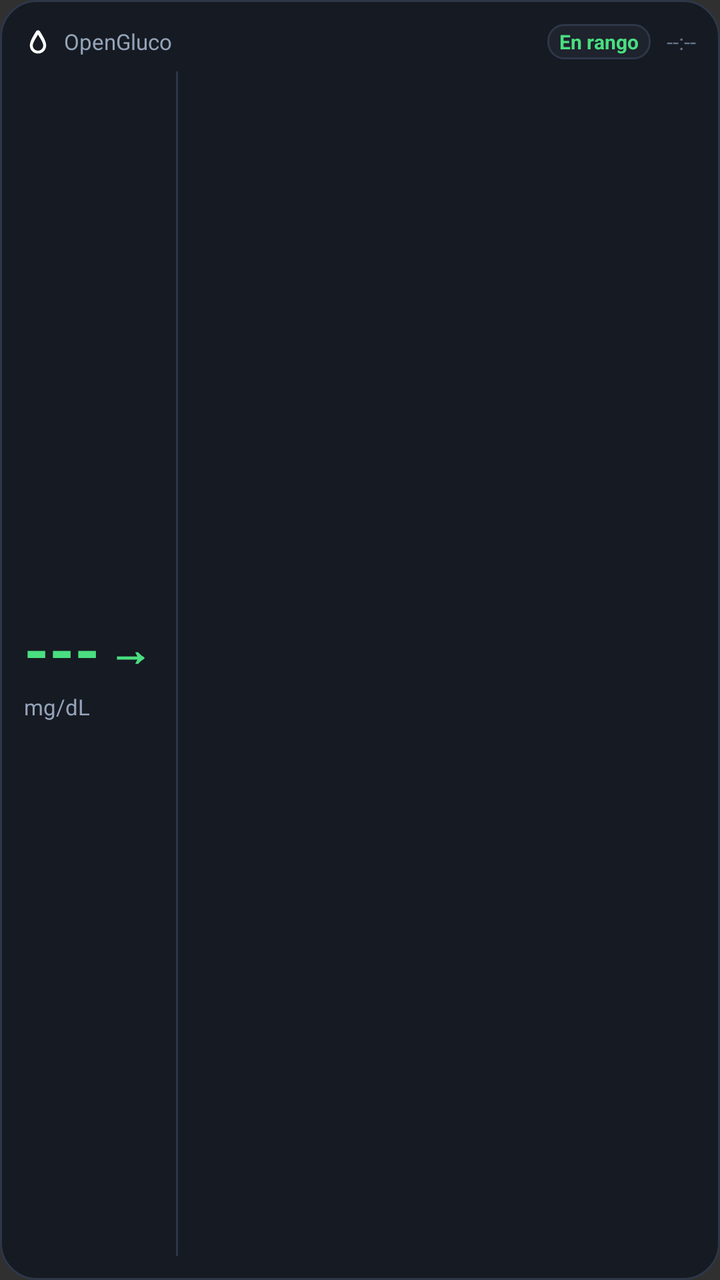
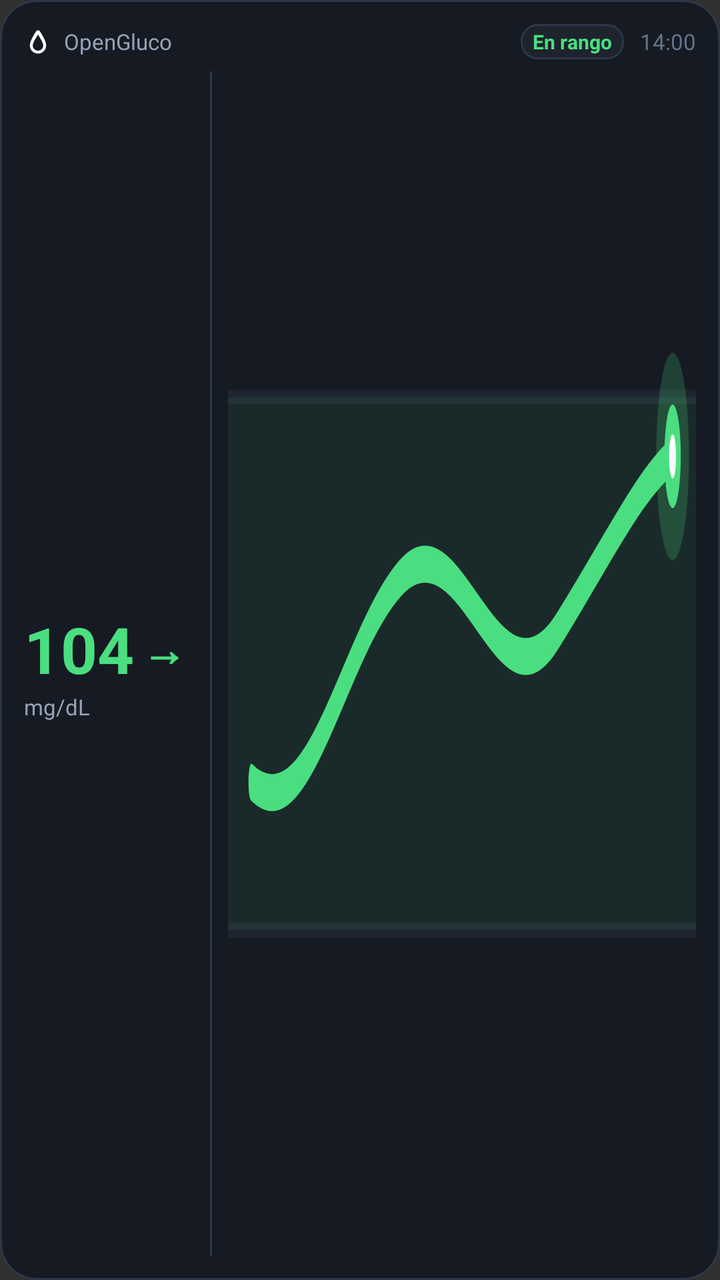

Compare the two renders of this Android layout. The source of the first and the diff that turns it into the second are given below.
<!-- AndroidManifest.xml: application theme Theme.LibreMobile -->
<!-- res/layout/widget_glucose_chart.xml -->
<?xml version="1.0" encoding="utf-8"?>
<LinearLayout xmlns:android="http://schemas.android.com/apk/res/android"
    android:id="@+id/widget_chart_root"
    android:layout_width="match_parent"
    android:layout_height="match_parent"
    android:background="@drawable/widget_background"
    android:orientation="vertical"
    android:padding="12dp">

    
    <LinearLayout
        android:layout_width="match_parent"
        android:layout_height="wrap_content"
        android:gravity="center_vertical"
        android:orientation="horizontal">

        <ImageView
            android:layout_width="14dp"
            android:layout_height="14dp"
            android:src="@drawable/ic_notification_glucose"
            android:contentDescription="OpenGluco" />

        <TextView
            android:id="@+id/widget_chart_patient"
            android:layout_width="0dp"
            android:layout_height="wrap_content"
            android:layout_marginStart="6dp"
            android:layout_weight="1"
            android:ellipsize="end"
            android:maxLines="1"
            android:text="OpenGluco"
            android:textColor="#94A3B8"
            android:textSize="11sp" />

        <TextView
            android:id="@+id/widget_chart_status_badge"
            android:layout_width="wrap_content"
            android:layout_height="wrap_content"
            android:background="@drawable/widget_badge_background"
            android:paddingHorizontal="6dp"
            android:paddingVertical="2dp"
            android:text="En rango"
            android:textColor="#4ADE80"
            android:textSize="10sp"
            android:textStyle="bold" />

        <TextView
            android:id="@+id/widget_chart_time"
            android:layout_width="wrap_content"
            android:layout_height="wrap_content"
            android:layout_marginStart="8dp"
            android:text="--:--"
            android:textColor="#64748B"
            android:textSize="11sp" />
    </LinearLayout>

    
    <LinearLayout
        android:layout_width="match_parent"
        android:layout_height="0dp"
        android:layout_marginTop="6dp"
        android:layout_weight="1"
        android:gravity="center_vertical"
        android:orientation="horizontal">

        
        <LinearLayout
            android:layout_width="wrap_content"
            android:layout_height="wrap_content"
            android:gravity="center_vertical"
            android:orientation="vertical"
            android:paddingEnd="12dp">

            <LinearLayout
                android:layout_width="wrap_content"
                android:layout_height="wrap_content"
                android:gravity="center_vertical"
                android:orientation="horizontal">

                <TextView
                    android:id="@+id/widget_chart_value"
                    android:layout_width="wrap_content"
                    android:layout_height="wrap_content"
                    android:text="---"
                    android:textColor="#4ADE80"
                    android:textSize="32sp"
                    android:textStyle="bold" />

                <TextView
                    android:id="@+id/widget_chart_arrow"
                    android:layout_width="wrap_content"
                    android:layout_height="wrap_content"
                    android:layout_marginStart="4dp"
                    android:text="→"
                    android:textColor="#4ADE80"
                    android:textSize="22sp"
                    android:textStyle="bold" />
            </LinearLayout>

            <TextView
                android:id="@+id/widget_chart_unit"
                android:layout_width="wrap_content"
                android:layout_height="wrap_content"
                android:text="mg/dL"
                android:textColor="#94A3B8"
                android:textSize="11sp" />
        </LinearLayout>

        
        <View
            android:layout_width="1dp"
            android:layout_height="match_parent"
            android:background="#2D3748" />

        
        <ImageView
            android:id="@+id/widget_chart_image"
            android:layout_width="0dp"
            android:layout_height="match_parent"
            android:layout_marginStart="8dp"
            android:layout_weight="1"
            android:scaleType="fitXY"
            android:contentDescription="Gráfica de Glucosa" />
    </LinearLayout>

</LinearLayout>
<!-- resources referenced by this layout -->
<resources>
  <!-- drawable ic_notification_glucose (drawable) -->
  <?xml version="1.0" encoding="utf-8"?>
  <vector xmlns:android="http://schemas.android.com/apk/res/android"
      android:width="24dp"
      android:height="24dp"
      android:viewportWidth="24"
      android:viewportHeight="24">
      
      <path
          android:fillColor="#FFFFFF"
          android:pathData="M12,2.5 C11.3,2.5 10.7,2.9 10.3,3.5 C8.5,6.4 5.0,11.8 5.0,15.5 C5.0,19.4 8.1,22.5 12.0,22.5 C15.9,22.5 19.0,19.4 19.0,15.5 C19.0,11.8 15.5,6.4 13.7,3.5 C13.3,2.9 12.7,2.5 12,2.5 Z M12,6.2 C13.5,8.8 16.5,13.2 16.5,15.5 C16.5,18.0 14.5,20.0 12.0,20.0 C9.5,20.0 7.5,18.0 7.5,15.5 C7.5,13.2 10.5,8.8 12,6.2 Z" />
  </vector>
  <!-- drawable widget_background (drawable) -->
  <?xml version="1.0" encoding="utf-8"?>
  <shape xmlns:android="http://schemas.android.com/apk/res/android"
      android:shape="rectangle">
      <solid android:color="#161A22" />
      <stroke
          android:width="1dp"
          android:color="#2D3748" />
      <corners android:radius="18dp" />
  </shape>
  <!-- drawable widget_badge_background (drawable) -->
  <?xml version="1.0" encoding="utf-8"?>
  <shape xmlns:android="http://schemas.android.com/apk/res/android"
      android:shape="rectangle">
      <solid android:color="#1E232D" />
      <stroke
          android:width="1dp"
          android:color="#2D3748" />
      <corners android:radius="8dp" />
  </shape>
  <style name="Theme.LibreMobile" parent="android:Theme.Material.NoActionBar">
          <item name="android:statusBarColor">#121212</item>
          <item name="android:navigationBarColor">#121212</item>
      </style>
</resources>

<!-- the commit's change to res/layout/widget_glucose_chart.xml (unified diff, before → after) -->
@@ -49,7 +49,7 @@
             android:layout_width="wrap_content"
             android:layout_height="wrap_content"
             android:layout_marginStart="8dp"
-            android:text="--:--"
+            android:text="14:00"
             android:textColor="#64748B"
             android:textSize="11sp" />
     </LinearLayout>
@@ -81,7 +81,7 @@
                     android:id="@+id/widget_chart_value"
                     android:layout_width="wrap_content"
                     android:layout_height="wrap_content"
-                    android:text="---"
+                    android:text="104"
                     android:textColor="#4ADE80"
                     android:textSize="32sp"
                     android:textStyle="bold" />
@@ -119,6 +119,7 @@
             android:layout_height="match_parent"
             android:layout_marginStart="8dp"
             android:layout_weight="1"
+            android:src="@drawable/ic_widget_chart_preview"
             android:scaleType="fitXY"
             android:contentDescription="Gráfica de Glucosa" />
     </LinearLayout>
<!-- resource entries referenced after the edit -->
@@ -11,6 +11,46 @@
       <path
           android:fillColor="#FFFFFF"
           android:pathData="M12,2.5 C11.3,2.5 10.7,2.9 10.3,3.5 C8.5,6.4 5.0,11.8 5.0,15.5 C5.0,19.4 8.1,22.5 12.0,22.5 C15.9,22.5 19.0,19.4 19.0,15.5 C19.0,11.8 15.5,6.4 13.7,3.5 C13.3,2.9 12.7,2.5 12,2.5 Z M12,6.2 C13.5,8.8 16.5,13.2 16.5,15.5 C16.5,18.0 14.5,20.0 12.0,20.0 C9.5,20.0 7.5,18.0 7.5,15.5 C7.5,13.2 10.5,8.8 12,6.2 Z" />
+  </vector>
+  <!-- drawable ic_widget_chart_preview (drawable) -->
+  <vector xmlns:android="http://schemas.android.com/apk/res/android"
+      android:width="200dp"
+      android:height="80dp"
+      android:viewportWidth="200"
+      android:viewportHeight="80">
+  
+      
+      <path
+          android:fillColor="#154ADE80"
+          android:pathData="M 0,22 L 200,22 L 200,58 L 0,58 Z" />
+  
+      
+      <path
+          android:strokeColor="#33475569"
+          android:strokeWidth="1"
+          android:pathData="M 0,22 L 200,22 M 0,58 L 200,58" />
+  
+      
+      <path
+          android:strokeColor="#4ADE80"
+          android:strokeWidth="2.5"
+          android:strokeLineCap="round"
+          android:strokeLineJoin="round"
+          android:pathData="M 10,48 C 35,52 50,38 75,34 C 100,30 115,44 140,38 C 160,33 175,28 190,26" />
+  
+      
+      <path
+          android:fillColor="#334ADE80"
+          android:pathData="M 190,26 m -7,0 a 7,7 0 1,1 14,0 a 7,7 0 1,1 -14,0" />
+  
+      <path
+          android:fillColor="#4ADE80"
+          android:pathData="M 190,26 m -3.5,0 a 3.5,3.5 0 1,1 7,0 a 3.5,3.5 0 1,1 -7,0" />
+  
+      <path
+          android:fillColor="#FFFFFF"
+          android:pathData="M 190,26 m -1.5,0 a 1.5,1.5 0 1,1 3,0 a 1.5,1.5 0 1,1 -3,0" />
+  
   </vector>
   <!-- drawable widget_background (drawable) -->
   <?xml version="1.0" encoding="utf-8"?>
